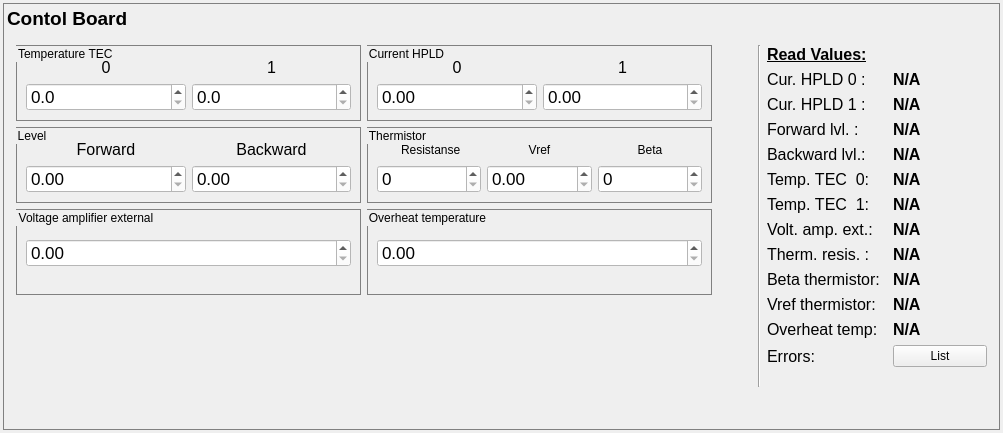
Before: the Qt Designer form cb_panel.ui in bulkanul/EVO_YFL_1064_GUI_coherent2, drawn with Qt 5.
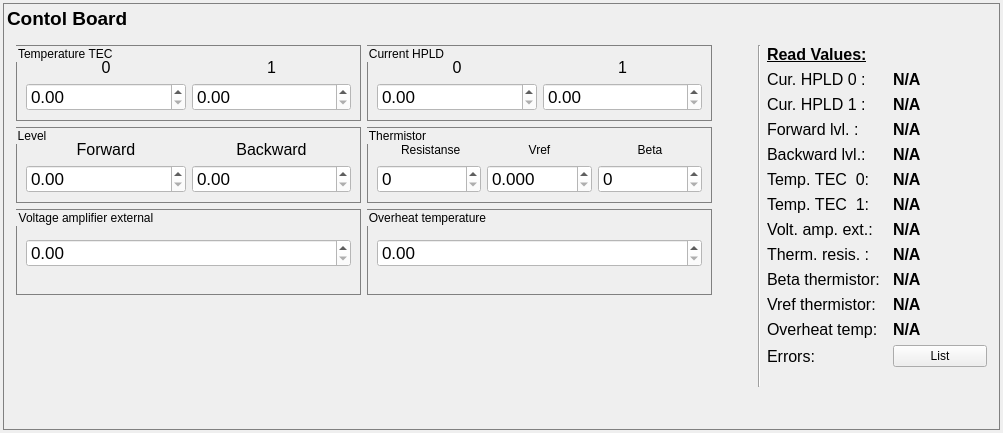
After: the same form once the commit is applied.

What changed in the file:
```diff
--- a/cb_panel.ui
+++ b/cb_panel.ui
@@ -858,7 +858,7 @@
                    <string/>
                   </property>
                   <property name="decimals">
-                   <number>1</number>
+                   <number>2</number>
                   </property>
                   <property name="minimum">
                    <double>0.000000000000000</double>
@@ -941,7 +941,7 @@
                    <string/>
                   </property>
                   <property name="decimals">
-                   <number>1</number>
+                   <number>2</number>
                   </property>
                   <property name="minimum">
                    <double>0.000000000000000</double>
@@ -1483,7 +1483,7 @@
                  <string/>
                 </property>
                 <property name="decimals">
-                 <number>2</number>
+                 <number>3</number>
                 </property>
                 <property name="minimum">
                  <double>0.000000000000000</double>
```
